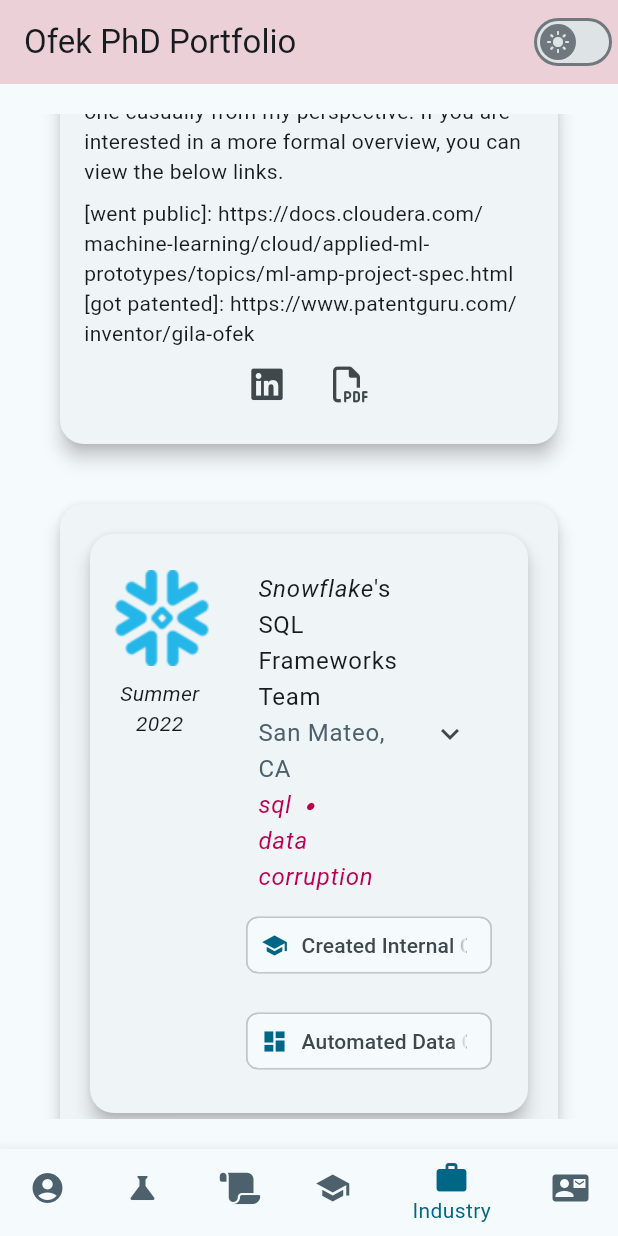
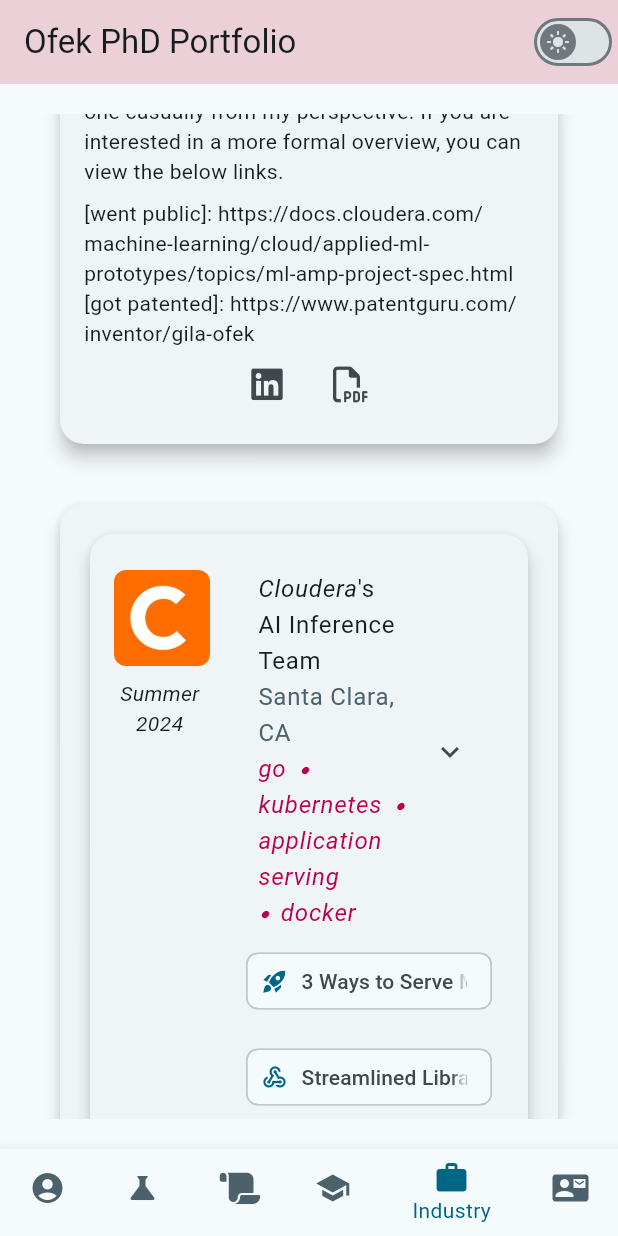
Before and after one commit to The-Ofek-Foundation/ophd, a Flutter app: the screen it shows after launch, item 5 of the bottom bar chosen, scrolled down 576 dp, on a phone screen of 412 x 824 dp. Run offline on Flutter 3.47's test engine with Material 3 defaults, Android fonts, the phone set to English and light mode, and no system bars; drawn by our look-alikes of flutter_markdown; our stand-ins replace firebase_core, font_awesome_flutter, theme_provider; missing offline and left inert: flutter_scatter, graphview, universal_html; accounts and stored records are empty; generated files the repository leaves out were written again; network calls fail.

Commit message:
Add latest Cloudera Internship

```diff
--- a/lib/data/jobs.dart
+++ b/lib/data/jobs.dart
@@ -7,6 +7,29 @@ import 'package:ophd/models/job.dart';
 import 'package:ophd/utils/screen_utils.dart';
 
 final List<Job> jobs = [
+  Job(
+    company: Cloudera,
+    team: 'AI Inference',
+    location: 'Santa Clara, CA',
+    dateRange: 'Summer\n2024',
+    keywords: ['go', 'kubernetes', 'application serving', 'docker'],
+    hourlyRate: 75,
+    description: Cloudera2024Description,
+    keyDetails: [
+      const Chip(
+        avatar: Icon(Icons.rocket_launch),
+        label: Text('3 Ways to Serve Models'),
+      ),
+      const Chip(
+        avatar: Icon(Icons.webhook),
+        label: Text('Streamlined Libraries'),
+      ),
+      const Chip(
+        avatar: Icon(Icons.analytics),
+        label: Text('User Behavior Tracking'),
+      ),
+    ],
+  ),
   Job(
     company: Snowflake,
     team: 'SQL Frameworks',
@@ -18,7 +41,7 @@ final List<Job> jobs = [
     keyDetails: [
       const Chip(
         avatar: Icon(Icons.school),
-        label: Text('Created Internal Course'),
+        label: Text('Internal Course'),
       ),
       const Chip(
         avatar: Icon(Icons.dashboard),
@@ -109,7 +132,7 @@ final List<Job> jobs = [
         label: Text('95% Speedup'),
       ),
       const Chip(
-        avatar: Icon(Icons.people),
+        avatar: Icon(Icons.co_present),
         label: Text('Presented to Executives & Customers'),
       ),
       const Chip(
@@ -161,13 +184,24 @@ final List<Job> jobs = [
   ),
 ];
 
+const Cloudera2024Description = '''
+At this point I am apparently a perpetual 'intern' at Cloudera, rounding up my 4th summer 'internship' here. I put 'intern' in quotes since Cloudera did not have any US interns this year, and instead I was hired as a contractor. I was still under the same team, formerly known as the Data Science Workbench (CDSW) team, but now known as the AI Inference (AI Inf) team. The team had recently made a new product which was still in its very early stages, so I spent a reasonable amount of time defining best practices and major, major refactoring. I was able to simplify (and delete) tons of code, make the API much simpler, add usage reporting, fix lots of breaking bugs, help with our Jupyter plugin, and make parts of our Kubernetes cluster more vanilla. My main project which I worked on was the ability to serve _long-running_ applications.
+
+* I **researched and defined** _best-in-class_ application serving strategies by analyzing top industry practices, culminating in a comprehensive design document guiding implementation.
+* I **architected and implemented** _three distinct_ application serving methods (Git, object store, pre-built containers) to support diverse customer needs and deployment scenarios.
+* I **enhanced application resilience** with features like _graceful recovery_, _dynamic autoscaling_ (including scale-to-zero), _versioning/rollback_, and _A/B testing with traffic splitting_, improving user experience and system reliability.
+* I **unified and significantly simplified** the application and model serving codebase, _reducing complexity_ and _improving maintainability_.
+* I **integrated comprehensive usage tracking**, providing valuable insights into application performance and user behavior.
+* I **laid the foundation** for future scalability and security by designing for _precise application versioning_ and addressing key _security considerations_.
+''';
+
 const String Snowflake2022Description = '''
 When I joined, Snowflake did not have any good automated process for dealing with data  corruption issues. Although data corruption certainly didn't occur often, when it did occur, it was usually due to a different team or individual who hadn't dealt with one before. Moreover, time is critical when dealing with corruption since backups are only kept for a limited time, and the corrupted data can propagate to other tables.
 
 * I **automated the process** for dealing with these issues to quickly _determine the extent of damage_ (blast radius) as it propagates through tables, databases, and accounts.
 * Then, I created **dashboards and tools** to _freeze the data_ and _track progress_ as issues are addressed.
 * As far as I know, I am the **_only intern_** to create an entire _internal course_ on their project (Snow Academy).
-* My tools are still in **active use** two years later.
+* My tools are still in **active use** (as of two years later).
 ''';
 
 const String Cloudera2021Description = '''
```
